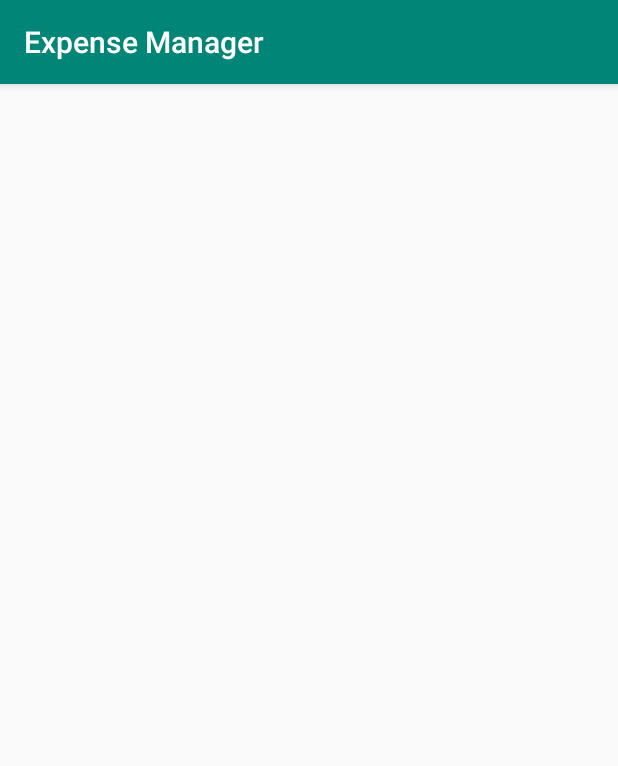
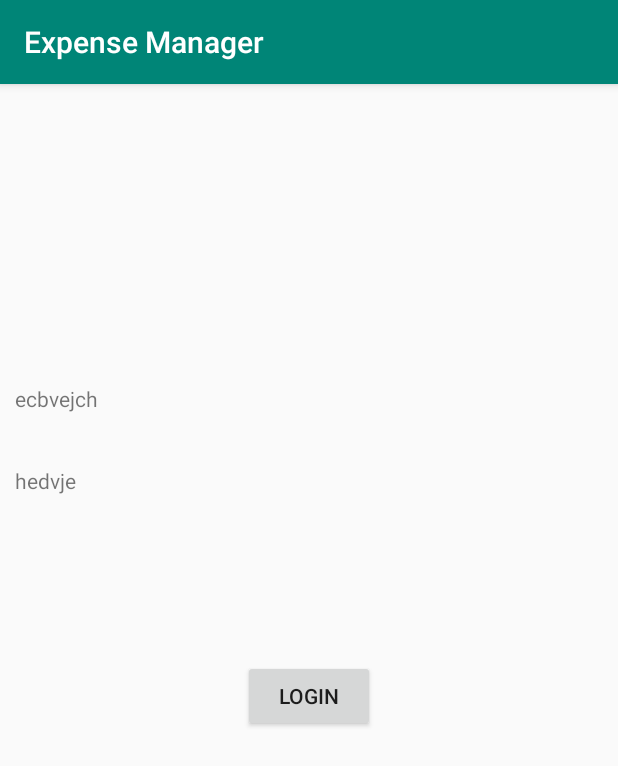
Before and after one commit to singhg1696/ExpenseManager, an Android app: the LoginActivity screen opened directly, with no data from a screen before it, on a phone screen of 412 x 824 dp. Shown: the top 766 px of the screen. Run offline under Robolectric (Android 15) with nearby library versions, the light colour scheme and no system bars.

Commit message:
[Gurwinder] Login UI implemented

```diff
--- a/app/src/main/AndroidManifest.xml
+++ b/app/src/main/AndroidManifest.xml
@@ -9,8 +9,8 @@
         android:roundIcon="@mipmap/ic_launcher_round"
         android:supportsRtl="true"
         android:theme="@style/AppTheme">
-        <activity android:name=".LoginActivity"></activity>
-        <activity android:name=".SplashActivity">
+        <activity android:name=".view.LoginActivity"></activity>
+        <activity android:name=".view.SplashActivity">
             <intent-filter>
                 <action android:name="android.intent.action.MAIN" />
 
--- a/app/src/main/java/com/example/expensemanager/LoginActivity.java
+++ b/app/src/main/java/com/example/expensemanager/view/LoginActivity.java
@@ -1,8 +1,10 @@
-package com.example.expensemanager;
+package com.example.expensemanager.view;
 
 import androidx.appcompat.app.AppCompatActivity;
 
 import android.os.Bundle;
+
+import com.example.expensemanager.R;
 
 public class LoginActivity extends AppCompatActivity {
 
--- a/app/src/main/java/com/example/expensemanager/SplashActivity.java
+++ b/app/src/main/java/com/example/expensemanager/view/SplashActivity.java
@@ -1,8 +1,10 @@
-package com.example.expensemanager;
+package com.example.expensemanager.view;
 
 import androidx.appcompat.app.AppCompatActivity;
 
 import android.os.Bundle;
+
+import com.example.expensemanager.R;
 
 public class SplashActivity extends AppCompatActivity {
 
--- a/app/src/main/res/layout/activity_login.xml
+++ b/app/src/main/res/layout/activity_login.xml
@@ -1,9 +1,37 @@
 <?xml version="1.0" encoding="utf-8"?>
-<androidx.constraintlayout.widget.ConstraintLayout xmlns:android="http://schemas.android.com/apk/res/android"
-    xmlns:app="http://schemas.android.com/apk/res-auto"
+<RelativeLayout xmlns:android="http://schemas.android.com/apk/res/android"
     xmlns:tools="http://schemas.android.com/tools"
     android:layout_width="match_parent"
     android:layout_height="match_parent"
-    tools:context=".LoginActivity">
+    tools:context=".view.LoginActivity">
 
-</androidx.constraintlayout.widget.ConstraintLayout>
+    <TextView
+        android:text="ecbvejch"
+        android:layout_marginTop="200dp"
+        android:layout_marginLeft="10dp"
+        android:layout_marginRight="10dp"
+        android:id="@+id/txtEmail"
+        android:layout_width="match_parent"
+        android:layout_height="wrap_content" />
+
+
+    <TextView
+        android:text="hedvje"
+        android:layout_marginTop="35dp"
+        android:layout_marginLeft="10dp"
+        android:layout_marginRight="10dp"
+        android:layout_below="@+id/txtEmail"
+        android:id="@+id/txtPass"
+        android:layout_width="match_parent"
+        android:layout_height="wrap_content" />
+
+    <Button
+        android:text="Login"
+        android:id="@+id/btnLogin"
+        android:layout_width="wrap_content"
+        android:layout_height="wrap_content"
+        android:layout_below="@+id/txtPass"
+        android:layout_centerInParent="true"
+        android:layout_marginTop="110dp" />
+
+</RelativeLayout>
--- a/app/src/main/res/layout/activity_main.xml
+++ b/app/src/main/res/layout/activity_main.xml
@@ -4,7 +4,7 @@
     xmlns:tools="http://schemas.android.com/tools"
     android:layout_width="match_parent"
     android:layout_height="match_parent"
-    tools:context=".SplashActivity">
+    tools:context=".view.SplashActivity">
 
     <TextView
         android:layout_width="wrap_content"
```
Also changed, not shown: app/src/main/java/com/example/expensemanager/Classes/UserDetails.java (added, +74 -0 lines).
